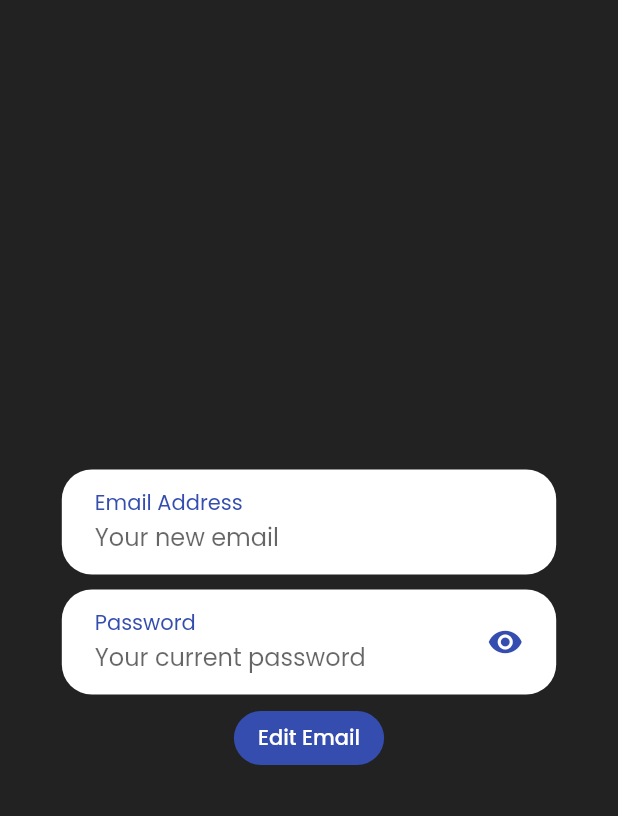
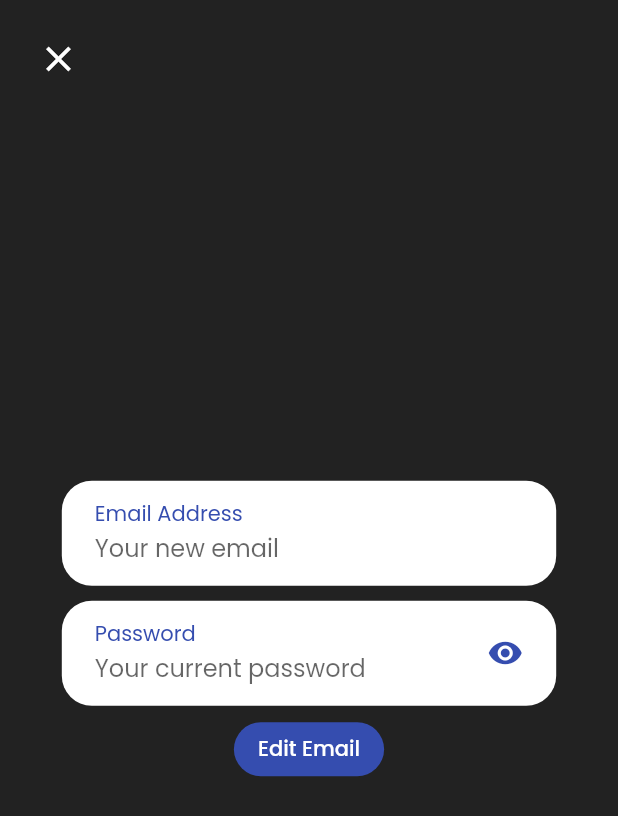
Before and after one commit to muhammed3ly/darvis, a Flutter app: the EditEmail screen opened directly with empty values, on a phone screen of 412 x 824 dp. Shown: the top 816 px of the screen. Run offline on Flutter 3.47's test engine with Material 2 defaults, Android fonts, the phone set to English and light mode, and no system bars; our stand-ins replace audioplayers, avatar_glow, cloud_firestore, firebase_auth, firebase_storage, flutter_rating_bar and 5 more; missing offline and left inert: dart:ffi; accounts and stored records are empty.

Commit message:
fixed ui 1.1

```diff
--- a/lib/screens/chat_screen.dart
+++ b/lib/screens/chat_screen.dart
@@ -110,8 +110,7 @@
                                   transform: Matrix4.rotationY(pi),
                                   child: Icon(
                                     Icons.refresh,
-                                    size: 20 *
-                                        MediaQuery.of(context).textScaleFactor,
+                                    size: 20,
                                     color: Colors.red,
                                   ),
                                 ),
@@ -146,8 +145,7 @@
                               ),
                               Icon(
                                 Icons.save,
-                                size:
-                                    20 * MediaQuery.of(context).textScaleFactor,
+                                size: 20,
                                 color: Colors.red,
                               ),
                             ],
--- a/lib/widgets/global_widgets/drawer_sections.dart/custom_drawer_header.dart
+++ b/lib/widgets/global_widgets/drawer_sections.dart/custom_drawer_header.dart
@@ -31,7 +31,7 @@
                   letterSpacing: 2,
                   color: Color.fromRGBO(53, 77, 176, 1),
                   fontWeight: FontWeight.w800,
-                  fontSize: 20 * MediaQuery.of(context).textScaleFactor,
+                  fontSize: 20,
                 ),
               ),
               Text(
@@ -40,7 +40,7 @@
                   letterSpacing: 6,
                   color: Color.fromRGBO(81, 81, 81, 1),
                   fontWeight: FontWeight.bold,
-                  fontSize: 10 * MediaQuery.of(context).textScaleFactor,
+                  fontSize: 10,
                 ),
               ),
             ],
@@ -49,7 +49,7 @@
             icon: Icon(
               Icons.arrow_back_ios,
               color: Color.fromRGBO(53, 77, 176, 1),
-              size: 26 * MediaQuery.of(context).textScaleFactor,
+              size: 26,
             ),
             onPressed: () {
               Navigator.of(context).pop();
--- a/lib/widgets/profile_screen_widgets/edit_email.dart
+++ b/lib/widgets/profile_screen_widgets/edit_email.dart
@@ -11,12 +11,13 @@
 class _EditEmailState extends State<EditEmail> with TickerProviderStateMixin {
   AnimationController passwordController, buttonController;
   TextEditingController _emailTEC, _passwordTEC;
-  bool _firstRun;
+  bool _firstRun, closing;
   GlobalKey<ScaffoldState> _scaffold;
   FocusNode _password;
   @override
   void initState() {
     super.initState();
+    closing = false;
     _firstRun = true;
     _scaffold = GlobalKey<ScaffoldState>();
     _emailTEC = TextEditingController();
@@ -72,6 +73,9 @@
 
   void closeScreen() async {
     _scaffold.currentState.removeCurrentSnackBar();
+    setState(() {
+      closing = true;
+    });
     await Future.wait(
       [
         buttonController.reverse(),
@@ -98,6 +102,9 @@
     return WillPopScope(
       onWillPop: () async {
         _scaffold.currentState.removeCurrentSnackBar();
+        setState(() {
+          closing = true;
+        });
         await Future.wait(
           [
             buttonController.reverse(),
@@ -123,7 +130,25 @@
                     width: MediaQuery.of(context).size.width,
                   ),
                 ),
-                Column(
+                Positioned(
+                  left: 15,
+                  top: 15,
+                  child: AnimatedOpacity(
+                    duration: Duration(milliseconds: 500),
+                    opacity: closing ? 0.0 : 1.0,
+                    child: IconButton(
+                      icon: Icon(
+                        Icons.close,
+                        color: Colors.white,
+                        size: 28,
+                      ),
+                      onPressed: closeScreen,
+                    ),
+                  ),
+                ),
+                Padding(
+                  padding: const EdgeInsets.only(top: 15.0),
+                  child: Column(
                     mainAxisAlignment: MainAxisAlignment.center,
                     mainAxisSize: MainAxisSize.max,
                     crossAxisAlignment: CrossAxisAlignment.center,
@@ -176,6 +201,7 @@
                       ),
                     ],
                   ),
+                ),
               ],
             ),
           ),
--- a/lib/widgets/profile_screen_widgets/favorite_profile_item.dart
+++ b/lib/widgets/profile_screen_widgets/favorite_profile_item.dart
@@ -26,7 +26,7 @@
             this.title,
             style: TextStyle(
               color: Color.fromRGBO(53, 77, 175, 1),
-              fontSize: 12 * MediaQuery.of(context).textScaleFactor,
+              fontSize: 12,
             ),
           ),
           SizedBox(
@@ -42,7 +42,7 @@
             },
             child: Icon(
               Icons.close,
-              size: 20 * MediaQuery.of(context).textScaleFactor,
+              size: 20,
               color: Colors.red[800],
             ),
           ),
```
Also changed, not shown: lib/screens/profile_screen.dart (+9 -2 lines), lib/widgets/global_widgets/drawer_sections.dart/send_feedback.dart (+30 -3 lines), lib/widgets/profile_screen_widgets/edit_password.dart (+23 -1 lines). Lines whose indentation alone changed are shown as unchanged.
